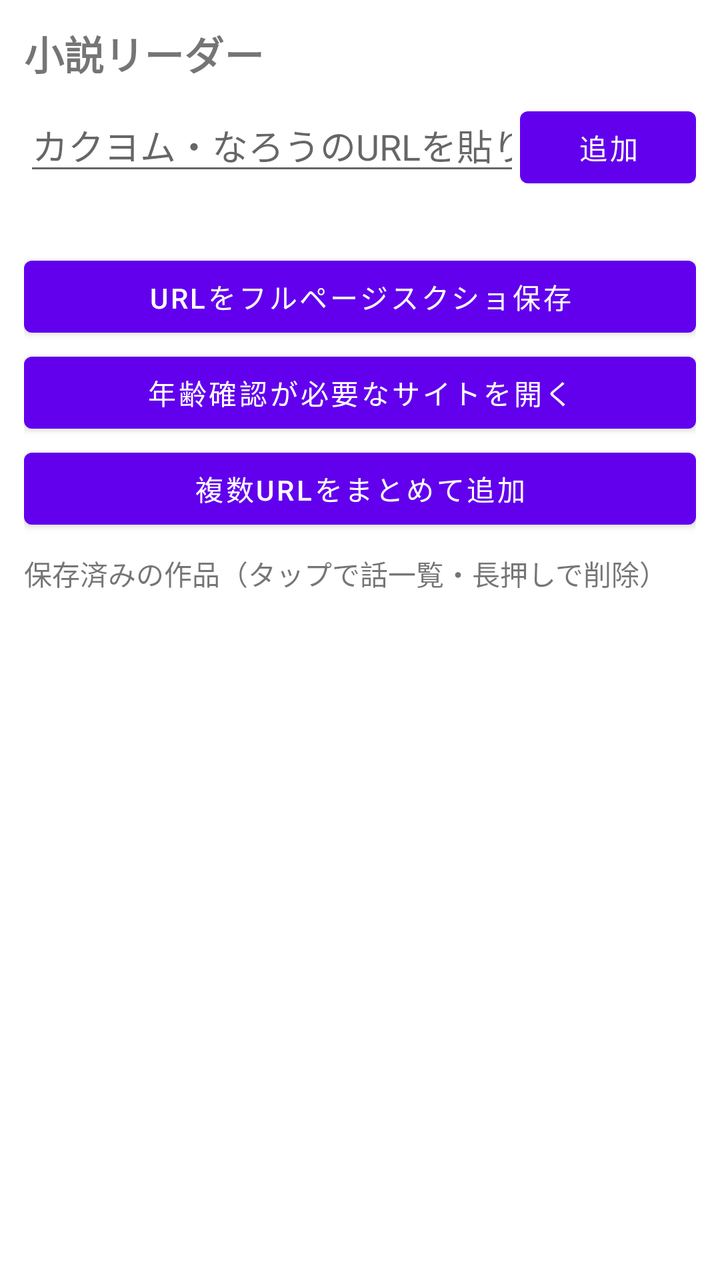
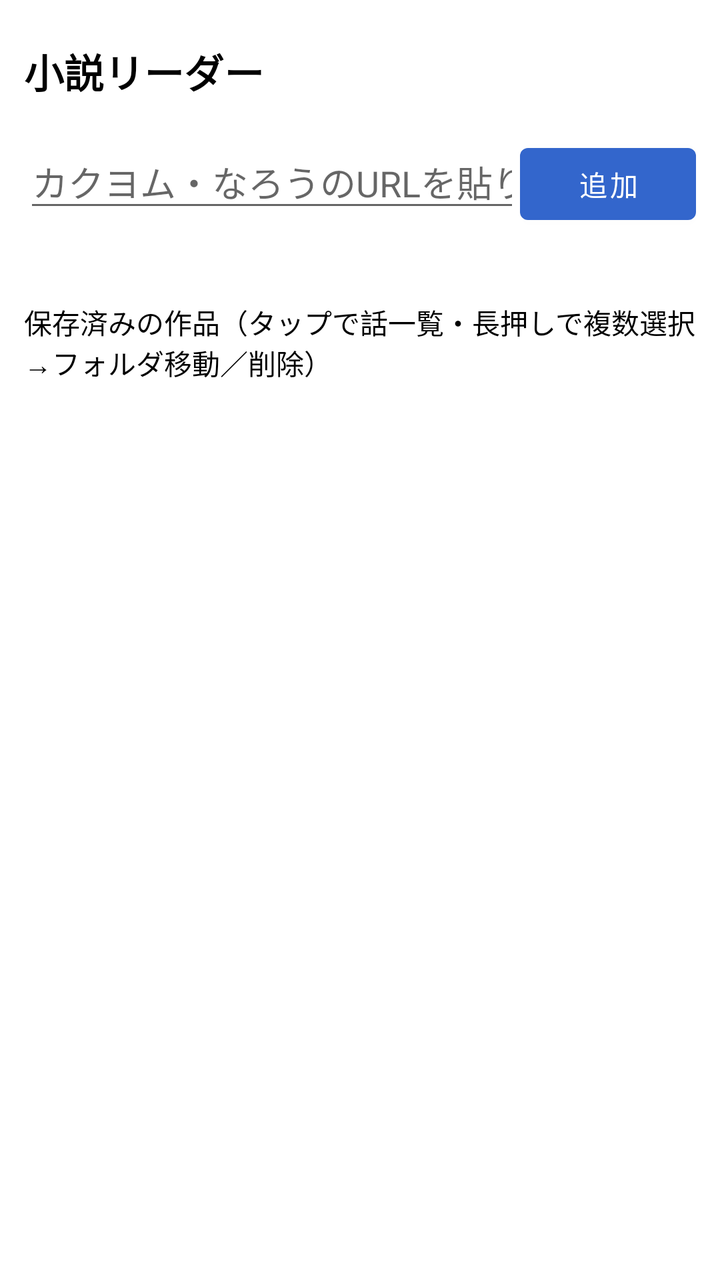

An Android layout rendered at two revisions. The XML below is the earlier revision; the diff shows what the commit changed to produce the second picture.
<!-- AndroidManifest.xml: application theme Theme.NovelReader -->
<!-- res/layout/activity_main.xml -->
<?xml version="1.0" encoding="utf-8"?>
<LinearLayout xmlns:android="http://schemas.android.com/apk/res/android"
    android:orientation="vertical"
    android:layout_width="match_parent"
    android:layout_height="match_parent"
    android:padding="12dp">

    <TextView
        android:layout_width="match_parent"
        android:layout_height="wrap_content"
        android:text="小説リーダー"
        android:textSize="20sp"
        android:textStyle="bold"
        android:paddingBottom="8dp" />

    <LinearLayout
        android:orientation="horizontal"
        android:layout_width="match_parent"
        android:layout_height="wrap_content">

        <EditText
            android:id="@+id/editUrl"
            android:layout_width="0dp"
            android:layout_height="wrap_content"
            android:layout_weight="1"
            android:hint="カクヨム・なろうのURLを貼り付け"
            android:inputType="textUri" />

        <Button
            android:id="@+id/btnAdd"
            android:layout_width="wrap_content"
            android:layout_height="wrap_content"
            android:text="追加" />
    </LinearLayout>

    <TextView
        android:id="@+id/statusText"
        android:layout_width="match_parent"
        android:layout_height="wrap_content"
        android:textColor="#3366CC"
        android:paddingTop="4dp"
        android:paddingBottom="4dp" />

    <Button
        android:id="@+id/btnScreenshot"
        android:layout_width="match_parent"
        android:layout_height="wrap_content"
        android:text="URLをフルページスクショ保存" />

    <Button
        android:id="@+id/btnAgeGate"
        android:layout_width="match_parent"
        android:layout_height="wrap_content"
        android:text="年齢確認が必要なサイトを開く" />

    <Button
        android:id="@+id/btnBatchAdd"
        android:layout_width="match_parent"
        android:layout_height="wrap_content"
        android:text="複数URLをまとめて追加" />

    <TextView
        android:layout_width="match_parent"
        android:layout_height="wrap_content"
        android:text="保存済みの作品（タップで話一覧・長押しで削除）"
        android:paddingTop="8dp"
        android:paddingBottom="4dp" />

    <ListView
        android:id="@+id/listNovels"
        android:layout_width="match_parent"
        android:layout_height="0dp"
        android:layout_weight="1" />

</LinearLayout>
<!-- resources referenced by this layout -->
<resources>
  <style name="Theme.NovelReader" parent="Theme.MaterialComponents.DayNight.NoActionBar" />
</resources>

<!-- the commit's change to res/layout/activity_main.xml (unified diff, before → after) -->
@@ -5,13 +5,92 @@
     android:layout_height="match_parent"
     android:padding="12dp">
 
-    <TextView
+    <LinearLayout
+        android:id="@+id/titleRow"
+        android:orientation="horizontal"
         android:layout_width="match_parent"
         android:layout_height="wrap_content"
-        android:text="小説リーダー"
-        android:textSize="20sp"
-        android:textStyle="bold"
-        android:paddingBottom="8dp" />
+        android:gravity="center_vertical"
+        android:paddingBottom="8dp">
+
+        <TextView
+            android:layout_width="0dp"
+            android:layout_height="wrap_content"
+            android:layout_weight="1"
+            android:text="小説リーダー"
+            android:textSize="20sp"
+            android:textStyle="bold" />
+
+        <Button
+            android:id="@+id/btnUpdateAll"
+            style="?android:attr/borderlessButtonStyle"
+            android:layout_width="wrap_content"
+            android:layout_height="wrap_content"
+            android:minWidth="0dp"
+            android:minHeight="0dp"
+            android:textSize="12sp"
+            android:text="全小説を更新" />
+
+        <Button
+            android:id="@+id/btnMenu"
+            style="?android:attr/borderlessButtonStyle"
+            android:layout_width="wrap_content"
+            android:layout_height="wrap_content"
+            android:minWidth="0dp"
+            android:minHeight="0dp"
+            android:paddingStart="8dp"
+            android:paddingEnd="4dp"
+            android:textSize="20sp"
+            android:text="⋮" />
+    </LinearLayout>
+
+    <LinearLayout
+        android:id="@+id/selectionRow"
+        android:orientation="horizontal"
+        android:layout_width="match_parent"
+        android:layout_height="wrap_content"
+        android:gravity="center_vertical"
+        android:visibility="gone"
+        android:paddingBottom="8dp">
+
+        <TextView
+            android:id="@+id/textSelectionCount"
+            android:layout_width="0dp"
+            android:layout_height="wrap_content"
+            android:layout_weight="1"
+            android:textSize="16sp"
+            android:textStyle="bold" />
+
+        <Button
+            android:id="@+id/btnSelectionMove"
+            style="?android:attr/borderlessButtonStyle"
+            android:layout_width="wrap_content"
+            android:layout_height="wrap_content"
+            android:minWidth="0dp"
+            android:minHeight="0dp"
+            android:textSize="12sp"
+            android:text="フォルダに移動" />
+
+        <Button
+            android:id="@+id/btnSelectionDelete"
+            style="?android:attr/borderlessButtonStyle"
+            android:layout_width="wrap_content"
+            android:layout_height="wrap_content"
+            android:minWidth="0dp"
+            android:minHeight="0dp"
+            android:textSize="12sp"
+            android:text="削除" />
+
+        <Button
+            android:id="@+id/btnSelectionCancel"
+            style="?android:attr/borderlessButtonStyle"
+            android:layout_width="wrap_content"
+            android:layout_height="wrap_content"
+            android:minWidth="0dp"
+            android:minHeight="0dp"
+            android:textSize="12sp"
+            android:text="キャンセル" />
+    </LinearLayout>
 
     <LinearLayout
         android:orientation="horizontal"
@@ -37,32 +116,14 @@
         android:id="@+id/statusText"
         android:layout_width="match_parent"
         android:layout_height="wrap_content"
-        android:textColor="#3366CC"
+        android:textColor="@color/app_accent"
         android:paddingTop="4dp"
         android:paddingBottom="4dp" />
-
-    <Button
-        android:id="@+id/btnScreenshot"
-        android:layout_width="match_parent"
-        android:layout_height="wrap_content"
-        android:text="URLをフルページスクショ保存" />
-
-    <Button
-        android:id="@+id/btnAgeGate"
-        android:layout_width="match_parent"
-        android:layout_height="wrap_content"
-        android:text="年齢確認が必要なサイトを開く" />
-
-    <Button
-        android:id="@+id/btnBatchAdd"
-        android:layout_width="match_parent"
-        android:layout_height="wrap_content"
-        android:text="複数URLをまとめて追加" />
 
     <TextView
         android:layout_width="match_parent"
         android:layout_height="wrap_content"
-        android:text="保存済みの作品（タップで話一覧・長押しで削除）"
+        android:text="保存済みの作品（タップで話一覧・長押しで複数選択→フォルダ移動／削除）"
         android:paddingTop="8dp"
         android:paddingBottom="4dp" />
 
<!-- resource entries referenced after the edit -->
@@ -1,5 +1,17 @@
 <!-- resources referenced by this layout -->
 <resources>
-  <style name="Theme.NovelReader" parent="Theme.MaterialComponents.DayNight.NoActionBar" />
+  <color name="app_accent">#3366CC</color>
+  <style name="Theme.NovelReader" parent="Theme.MaterialComponents.Light.NoActionBar">
+          <item name="android:windowBackground">@color/app_background</item>
+          <item name="colorBackground">@color/app_background</item>
+          <item name="android:textColorPrimary">@color/app_text_primary</item>
+          <item name="android:textColorSecondary">@color/app_text_secondary</item>
+          <item name="android:textColor">@color/app_text_primary</item>
+          <item name="colorPrimary">@color/app_accent</item>
+          <item name="colorAccent">@color/app_accent</item>
+      </style>
+  <color name="app_background">#FFFFFF</color>
+  <color name="app_text_primary">#000000</color>
+  <color name="app_text_secondary">#666666</color>
 </resources>
 
